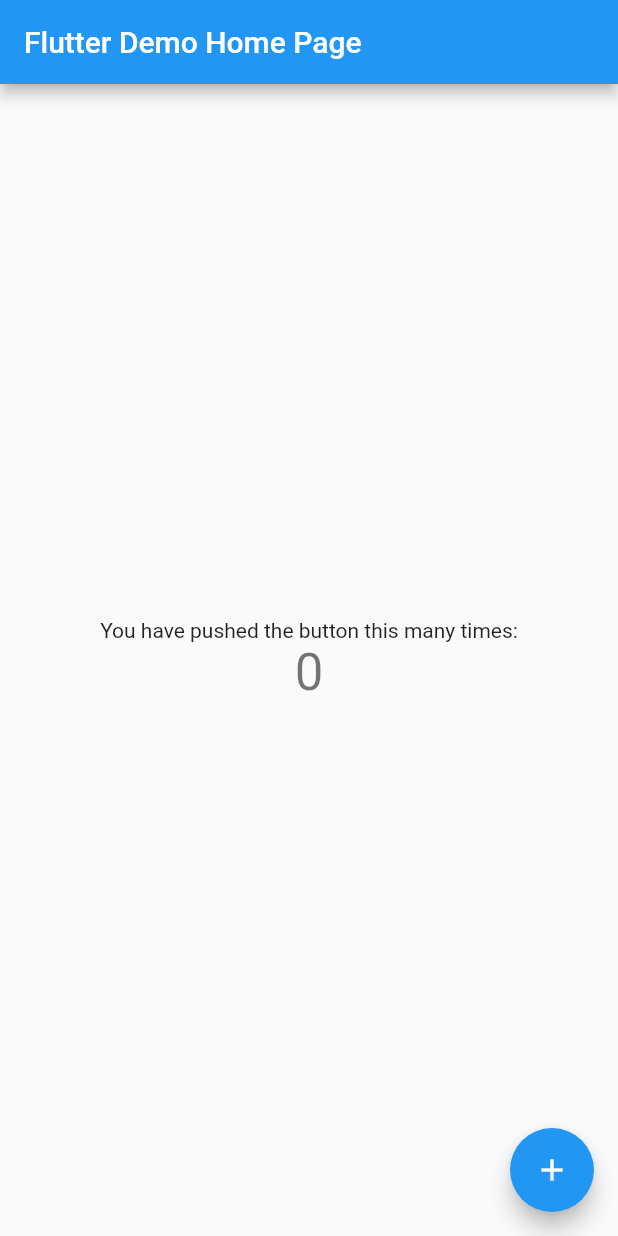
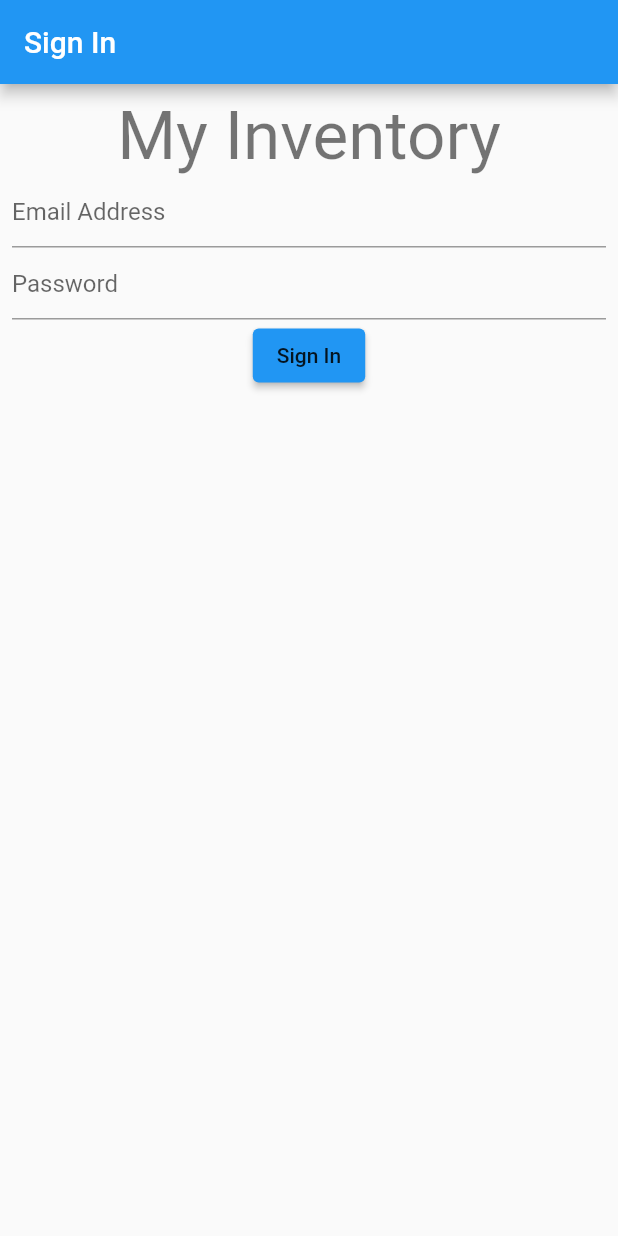
Before and after one commit to cfisher5693/cfisher19-project3-cmsc4303, a Flutter app: the screen it shows after launch, on a phone screen of 412 x 824 dp. Run offline on Flutter 3.47's test engine with Material 2 defaults, Android fonts, the phone set to English and light mode, and no system bars; our stand-ins replace firebase_auth, firebase_core; accounts and stored records are empty.

Commit message:
Sign In and Out

```diff
--- /dev/null
+++ b/lib/controller/auth_controller.dart
@@ -0,0 +1,17 @@
+import 'package:firebase_auth/firebase_auth.dart';
+
+class Auth {
+  static User? user;
+
+  static Future<User?> signIn({
+    required String email,
+    required String password,
+  }) async {
+    UserCredential userCredential = await FirebaseAuth.instance.signInWithEmailAndPassword(email: email, password: password);
+    return userCredential.user;
+  }
+
+  static Future<void> signOut() async {
+    await FirebaseAuth.instance.signOut();
+  }
+}
--- a/lib/main.dart
+++ b/lib/main.dart
@@ -1,115 +1,28 @@
+import 'package:firebase_core/firebase_core.dart';
 import 'package:flutter/material.dart';
+import 'package:project3/viewscreen/startdispatcher.dart';
 
-void main() {
-  runApp(const MyApp());
+import 'firebase_options.dart';
+
+void main() async {
+  WidgetsFlutterBinding.ensureInitialized();
+  await Firebase.initializeApp(
+    options: DefaultFirebaseOptions.currentPlatform,
+  );
+  runApp(const InventoryApp());
 }
 
-class MyApp extends StatelessWidget {
-  const MyApp({Key? key}) : super(key: key);
+class InventoryApp extends StatelessWidget {
+  const InventoryApp({Key? key}) : super(key: key);
 
-  // This widget is the root of your application.
   @override
   Widget build(BuildContext context) {
     return MaterialApp(
-      title: 'Flutter Demo',
-      theme: ThemeData(
-        // This is the theme of your application.
-        //
-        // Try running your application with "flutter run". You'll see the
-        // application has a blue toolbar. Then, without quitting the app, try
-        // changing the primarySwatch below to Colors.green and then invoke
-        // "hot reload" (press "r" in the console where you ran "flutter run",
-        // or simply save your changes to "hot reload" in a Flutter IDE).
-        // Notice that the counter didn't reset back to zero; the application
-        // is not restarted.
-        primarySwatch: Colors.blue,
-      ),
-      home: const MyHomePage(title: 'Flutter Demo Home Page'),
+      initialRoute: StartDispatcher.routeName,
+      routes: {
+        StartDispatcher.routeName:(context) => const StartDispatcher(),
+      },
     );
   }
+
 }
-
-class MyHomePage extends StatefulWidget {
-  const MyHomePage({Key? key, required this.title}) : super(key: key);
-
-  // This widget is the home page of your application. It is stateful, meaning
-  // that it has a State object (defined below) that contains fields that affect
-  // how it looks.
-
-  // This class is the configuration for the state. It holds the values (in this
-  // case the title) provided by the parent (in this case the App widget) and
-  // used by the build method of the State. Fields in a Widget subclass are
-  // always marked "final".
-
-  final String title;
-
-  @override
-  State<MyHomePage> createState() => _MyHomePageState();
-}
-
-class _MyHomePageState extends State<MyHomePage> {
-  int _counter = 0;
-
-  void _incrementCounter() {
-    setState(() {
-      // This call to setState tells the Flutter framework that something has
-      // changed in this State, which causes it to rerun the build method below
-      // so that the display can reflect the updated values. If we changed
-      // _counter without calling setState(), then the build method would not be
-      // called again, and so nothing would appear to happen.
-      _counter++;
-    });
-  }
-
-  @override
-  Widget build(BuildContext context) {
-    // This method is rerun every time setState is called, for instance as done
-    // by the _incrementCounter method above.
-    //
-    // The Flutter framework has been optimized to make rerunning build methods
-    // fast, so that you can just rebuild anything that needs updating rather
-    // than having to individually change instances of widgets.
-    return Scaffold(
-      appBar: AppBar(
-        // Here we take the value from the MyHomePage object that was created by
-        // the App.build method, and use it to set our appbar title.
-        title: Text(widget.title),
-      ),
-      body: Center(
-        // Center is a layout widget. It takes a single child and positions it
-        // in the middle of the parent.
-        child: Column(
-          // Column is also a layout widget. It takes a list of children and
-          // arranges them vertically. By default, it sizes itself to fit its
-          // children horizontally, and tries to be as tall as its parent.
-          //
-          // Invoke "debug painting" (press "p" in the console, choose the
-          // "Toggle Debug Paint" action from the Flutter Inspector in Android
-          // Studio, or the "Toggle Debug Paint" command in Visual Studio Code)
-          // to see the wireframe for each widget.
-          //
-          // Column has various properties to control how it sizes itself and
-          // how it positions its children. Here we use mainAxisAlignment to
-          // center the children vertically; the main axis here is the vertical
-          // axis because Columns are vertical (the cross axis would be
-          // horizontal).
-          mainAxisAlignment: MainAxisAlignment.center,
-          children: <Widget>[
-            const Text(
-              'You have pushed the button this many times:',
-            ),
-            Text(
-              '$_counter',
-              style: Theme.of(context).textTheme.headline4,
-            ),
-          ],
-        ),
-      ),
-      floatingActionButton: FloatingActionButton(
-        onPressed: _incrementCounter,
-        tooltip: 'Increment',
-        child: const Icon(Icons.add),
-      ), // This trailing comma makes auto-formatting nicer for build methods.
-    );
-  }
-}
--- /dev/null
+++ b/lib/model/constants.dart
@@ -0,0 +1,7 @@
+class Constant {
+  static const devMode = true;
+}
+
+enum ArgKey {
+  filename, downloadURL,
+}
--- /dev/null
+++ b/lib/model/signin_screen_model.dart
@@ -0,0 +1,37 @@
+class SignInScreenModel {
+  String? email;
+  String? password;
+  bool isSignInUnderway = false;
+
+  String? validateEmail(String? value) {
+    if(value == null) {
+      return 'No email provided';
+    } else if (!(value.contains('@') && value.contains('.'))) {
+      return 'Invalid email format';
+    } else {
+      return null;
+    }
+  }
+
+  String? validatePassword(String? value) {
+    if(value == null) {
+      return 'Password not provided';
+    } else if(value.length < 6) {
+      return 'Password too short';
+    } else {
+      return null;
+    }
+  }
+
+  void saveEmail(String? value) {
+    if(value != null) {
+      email = value;
+    }
+  }
+
+  void savePassword(String? value) {
+    if(value != null) {
+      password = value;
+    }
+  }
+}
--- /dev/null
+++ b/lib/viewscreen/signin_screen.dart
@@ -0,0 +1,129 @@
+// ignore_for_file: avoid_print
+
+import 'package:firebase_auth/firebase_auth.dart';
+import 'package:flutter/material.dart';
+import 'package:project3/viewscreen/view/view_util.dart';
+
+import '../controller/auth_controller.dart';
+import '../model/constants.dart';
+import '../model/signin_screen_model.dart';
+
+
+class SignInScreen extends StatefulWidget {
+  const SignInScreen({Key? key}) : super(key: key);
+
+  @override
+  State<StatefulWidget> createState() {
+    return _SignInState();
+  }
+}
+
+class _SignInState extends State<SignInScreen> {
+  late _Controller con;
+  late SignInScreenModel screenModel;
+  final formKey = GlobalKey<FormState>();
+  @override
+  void initState() {
+    super.initState();
+    con = _Controller(this);
+    screenModel = SignInScreenModel();
+  }
+
+  void render(fn) => setState(fn);
+  @override
+  Widget build(BuildContext context) {
+    return Scaffold(
+      appBar: AppBar(
+        title: const Text('Sign In'),
+      ),
+      body: screenModel.isSignInUnderway
+          ? const Center(child: CircularProgressIndicator())
+          : signInForm(),
+    );
+  }
+
+  Widget signInForm() {
+    return Padding(
+      padding: const EdgeInsets.all(8.0),
+      child: Form(
+        key: formKey,
+        child: SingleChildScrollView(
+            child: Column(
+          children: [
+            Text('My Inventory', style: Theme.of(context).textTheme.headline3),
+            TextFormField(
+              decoration: const InputDecoration(
+                hintText: 'Email Address',
+              ),
+              keyboardType: TextInputType.emailAddress,
+              autocorrect: false,
+              validator: screenModel.validateEmail,
+              onSaved: screenModel.saveEmail,
+            ),
+            TextFormField(
+              decoration: const InputDecoration(
+                hintText: 'Password',
+              ),
+              autocorrect: false,
+              obscureText: true,
+              validator: screenModel.validatePassword,
+              onSaved: screenModel.savePassword,
+            ),
+            ElevatedButton(
+              onPressed: con.signIn,
+              child: Text(
+                'Sign In',
+                style: Theme.of(context).textTheme.button,
+              ),
+            ),
+          ],
+        )),
+      ),
+    );
+  }
+}
+
+class _Controller {
+  _SignInState state;
+  _Controller(this.state);
+
+  Future<void> signIn() async {
+    FormState? currentState = state.formKey.currentState;
+    if (currentState == null) return;
+    if (!currentState.validate()) return;
+    currentState.save();
+    state.render(() {
+      state.screenModel.isSignInUnderway = true;
+    });
+
+    try {
+      await Auth.signIn(
+        email: state.screenModel.email!,
+        password: state.screenModel.password!,
+      );
+
+    } on FirebaseAuthException catch (e) {
+      state.render(() => state.screenModel.isSignInUnderway = false);
+      var error = 'Sign In Error! Reason: ${e.code} ${e.message ?? ""}';
+      if (Constant.devMode) {
+        print('=============== $error');
+      }
+      showSnackBar(
+        context: state.context,
+        message: error,
+        seconds: 20,
+      );
+    } catch (e) {
+      state.render(() => state.screenModel.isSignInUnderway = false);
+      if (Constant.devMode) {
+        print('============== SIgn In Error! $e');
+      }
+      showSnackBar(
+        context: state.context,
+        message: 'Sign In Error: $e',
+        seconds: 20,
+      );
+      print('$e');
+    }
+  }
+}
--- /dev/null
+++ b/lib/viewscreen/startdispatcher.dart
@@ -0,0 +1,23 @@
+import 'package:firebase_auth/firebase_auth.dart';
+import 'package:flutter/material.dart';
+import 'package:project3/viewscreen/home_screen.dart';
+import 'package:project3/viewscreen/signin_screen.dart';
+import '../controller/auth_controller.dart';
+
+class StartDispatcher extends StatelessWidget {
+  static const routeName = '/startDispatcher';
+
+  const StartDispatcher({Key? key}) : super(key: key);
+  @override
+  Widget build(BuildContext context) {
+    return StreamBuilder<User?>(
+      stream: FirebaseAuth.instance.authStateChanges(),
+      initialData: null,
+      builder: (BuildContext context, AsyncSnapshot snapshot) {
+        Auth.user = snapshot.data;
+        return Auth.user == null ? const SignInScreen() : const HomeScreen();
+      },
+    );
+  }
+
+}
--- a/pubspec.yaml
+++ b/pubspec.yaml
@@ -34,6 +34,10 @@ dependencies:
   # The following adds the Cupertino Icons font to your application.
   # Use with the CupertinoIcons class for iOS style icons.
   cupertino_icons: ^1.0.2
+  firebase_core: ^1.22.0
+  firebase_auth: ^3.9.0
+  cloud_firestore: ^3.4.8
+  firebase_storage: ^10.3.8
 
 dev_dependencies:
   flutter_test:
```
Also changed, not shown: lib/viewscreen/home_screen.dart (added, +45 -0 lines), lib/viewscreen/view/view_util.dart (added, +40 -0 lines), lib/firebase_options.dart (added), lib/model/home_screen_model.dart (added), pubspec.lock, 6 other files.
